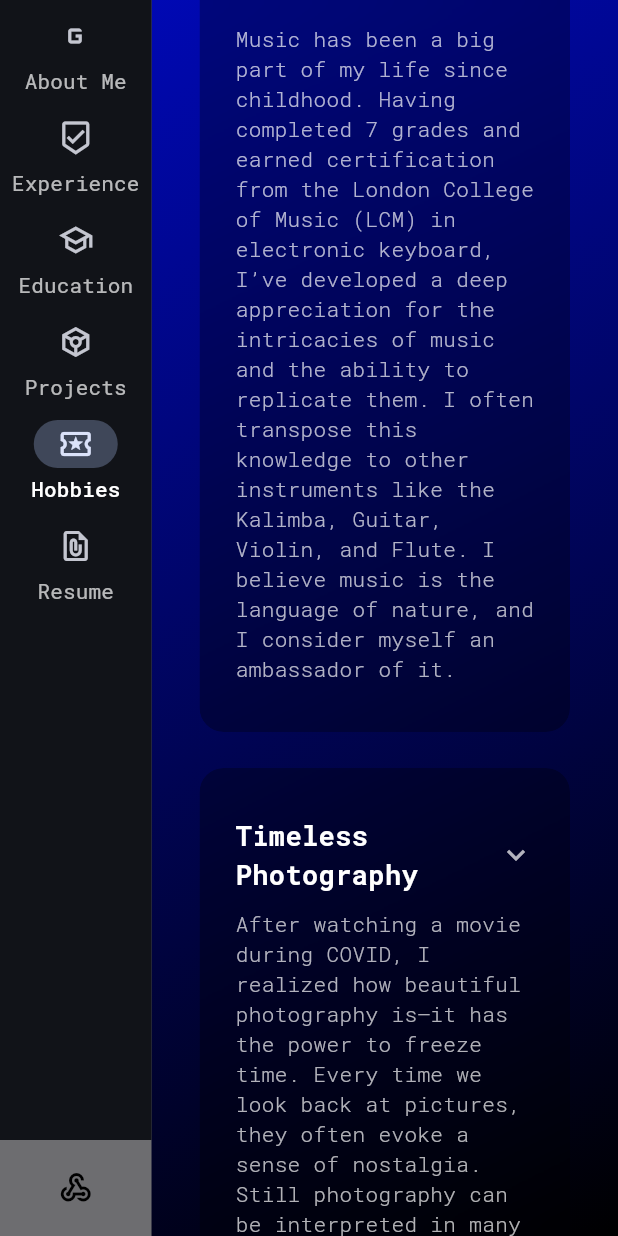
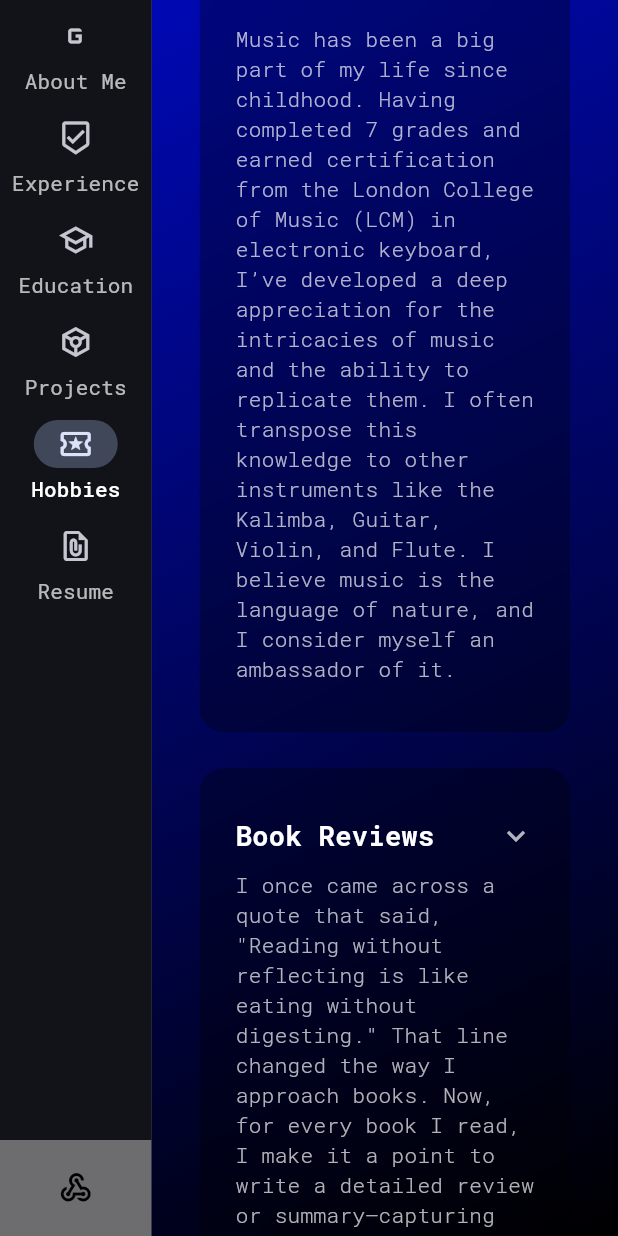
Before and after one commit to hey-Gana/gwg_flutter, a Flutter app: the Hobbies screen opened by its route, scrolled down 576 dp, on a phone screen of 412 x 824 dp. Run offline on Flutter 3.47's test engine with Material 3 defaults, Android fonts, the phone set to English and light mode, and no system bars; our stand-ins replace timelines_plus.

Commit message:
changes to hobbies.dart

```diff
--- a/gwg_website/lib/route/hobbies.dart
+++ b/gwg_website/lib/route/hobbies.dart
@@ -11,38 +11,54 @@ class Hobbies extends StatefulWidget {
   State<Hobbies> createState() => _HobbiesState();
 }
 
+//Music
 class _HobbiesState extends State<Hobbies> {
   final List<Music> musicList = [
     Music(
-      imagePath: 'assets/images/iit.png',
-      youtubeUrl: 'https://www.youtube.com',
+      imagePath: 'images/yt1.jpg',
+      youtubeUrl: 'https://youtu.be/erxkUQD3vhE?si=imq-k-l0Twer2Idu',
     ),
     Music(
-      imagePath: 'assets/images/sastra.png',
-      youtubeUrl: 'https://www.youtube.com',
+      imagePath: 'images/yt2.jpg',
+      youtubeUrl: 'https://youtu.be/0-BIHAoBNa0?si=rS948DXFNGdvE4YW',
     ),
   ];
+  //Photography Section
+  // final List<Photos> photoList = [
+  //   Photos(imagePath: 'images/bridge.JPG', caption: 'Bridge to Somewhere'),
+  //   Photos(imagePath: 'images/camo.JPG', caption: 'Camouflaged Beauty'),
+  //   Photos(
+  //     imagePath: 'images/carpet_of_clouds.JPG',
+  //     caption: 'Carpet of Clouds',
+  //   ),
+  //   Photos(
+  //     imagePath: 'images/cottonCandyClouds.JPG',
+  //     caption: 'Cotton Candy Clouds',
+  //   ),
+  //   Photos(imagePath: 'images/cracked_hope.JPG', caption: 'Cracked Hope'),
+  //   Photos(imagePath: 'images/ducks.JPG', caption: 'Ripple Effect'),
+  //   Photos(imagePath: 'images/for_peace.JPG', caption: 'Peace through Safety!'),
+  //   Photos(
+  //     imagePath: 'images/freedom_slavery.JPG',
+  //     caption: 'Freedom is Slavery.',
+  //   ),
+  //   Photos(imagePath: 'images/lost_pride.JPG', caption: 'Lost Pride'),
+  //   Photos(imagePath: 'images/peace.JPG', caption: 'Moments of Peace'),
+  //   Photos(imagePath: 'images/setSail.JPG', caption: 'Ready to set sail!'),
+  //   Photos(
+  //     imagePath: 'images/stairwaysToHeaven.JPG',
+  //     caption: 'Stairways to Heaven',
+  //   ),
+  // ];
 
-  final List<Photos> photoList = [
-    Photos(imagePath: 'assets/images/iit.png', caption: 'IIT campus view.'),
-    Photos(
-      imagePath: 'assets/images/sastra.png',
-      caption: 'Sastra University.',
-    ),
-  ];
-
+  //Book Reviews
   final List<Book> bookList = [
     Book(
-      title: 'Atomic Habits',
+      title: 'Connect with me on Goodreads!',
       review:
-          'A practical guide to building good habits and breaking bad ones.',
+          'Explore my book reviews, and if something resonates with you, feel free to share your thoughts.',
       goodreadsUrl:
-          'https://www.goodreads.com/book/show/40121378-atomic-habits',
-    ),
-    Book(
-      title: 'The Alchemist',
-      review: 'A magical story about following your dreams.',
-      goodreadsUrl: 'https://www.goodreads.com/book/show/865.The_Alchemist',
+          'https://www.goodreads.com/review/list/52093646-gana?shelf=read&view=covers',
     ),
   ];
 
@@ -112,6 +128,7 @@ class _HobbiesState extends State<Hobbies> {
                           child: Text("Hobbies", style: titleTextStyle),
                         ),
                         const SizedBox(height: 32),
+
                         glassyContainer(
                           child: Column(
                             crossAxisAlignment: CrossAxisAlignment.stretch,
@@ -128,12 +145,13 @@ class _HobbiesState extends State<Hobbies> {
                             ],
                           ),
                         ),
+
                         const SizedBox(height: 24),
 
                         glassyContainer(
                           child: _buildExpandableCard(
                             index: 0,
-                            title: 'My Love for Music',
+                            title: 'My Love for Music:',
                             description:
                                 'Music has been a big part of my life since childhood. Having completed 7 grades and earned certification from the London College of Music (LCM) in electronic keyboard, I’ve developed a deep appreciation for the intricacies of music and the ability to replicate them. I often transpose this knowledge to other instruments like the Kalimba, Guitar, Violin, and Flute. I believe music is the language of nature, and I consider myself an ambassador of it.',
                             expandedContent: _buildCarousel(
@@ -155,49 +173,41 @@ class _HobbiesState extends State<Hobbies> {
                             descriptionTextStyle: bodyTextStyle,
                           ),
                         ),
+
                         const SizedBox(height: 24),
 
-                        glassyContainer(
-                          child: _buildExpandableCard(
-                            index: 1,
-                            title: 'Timeless Photography',
-                            description:
-                                'After watching a movie during COVID, I realized how beautiful photography is—it has the power to freeze time. Every time we look back at pictures, they often evoke a sense of nostalgia. Still photography can be interpreted in many ways, and I want to make my own attempt at capturing and sharing my perspective. Who knew shadows and depth could reveal so much beauty?',
-                            expandedContent: _buildCarousel(
-                              controller: _photoController,
-                              items:
-                                  photoList.map((photo) {
-                                    return Column(
-                                      crossAxisAlignment:
-                                          CrossAxisAlignment.stretch,
-                                      children: [
-                                        _buildImageCard(photo.imagePath),
-                                        const SizedBox(height: 8),
-                                        Padding(
-                                          padding: const EdgeInsets.symmetric(
-                                            horizontal: 10,
-                                          ),
-                                          child: Text(
-                                            photo.caption,
-                                            style: bodyTextStyle.copyWith(
-                                              fontStyle: FontStyle.italic,
-                                              fontSize: 14,
-                                            ),
-                                            textAlign: TextAlign.center,
-                                          ),
-                                        ),
-                                      ],
-                                    );
-                                  }).toList(),
-                              onBack: () => _previousPage(_photoController),
-                              onForward: () => _nextPage(_photoController),
-                            ),
-                            expandedTitleTextStyle: expandedTitleTextStyle,
-                            descriptionTextStyle: bodyTextStyle,
-                          ),
-                        ),
-                        const SizedBox(height: 24),
-
+                        // glassyContainer(
+                        //   child: _buildExpandableCard(
+                        //     index: 1,
+                        //     title: 'Timeless Photography',
+                        //     description: 'After watching a movie during COVID, I realized how beautiful photography is—it has the power to freeze time. Every time we look back at pictures, they often evoke a sense of nostalgia. Still photography can be interpreted in many ways, and I want to make my own attempt at capturing and sharing my perspective. Who knew shadows and depth could reveal so much beauty?',
+                        //     expandedContent: _buildCarousel(
+                        //       controller: _photoController,
+                        //       items:
+                        //           photoList.map((photo) {
+                        //             return Column(
+                        //               children: [
+                        //                 _buildImageCard(photo.imagePath),
+                        //                 const SizedBox(height: 8),
+                        //                 Text(
+                        //                   photo.caption,
+                        //                   style: bodyTextStyle.copyWith(
+                        //                     fontStyle: FontStyle.italic,
+                        //                     fontSize: 14,
+                        //                   ),
+                        //                   textAlign: TextAlign.center,
+                        //                 ),
+                        //               ],
+                        //             );
+                        //           }).toList(),
+                        //       onBack: () => _previousPage(_photoController),
+                        //       onForward: () => _nextPage(_photoController),
+                        //     ),
+                        //     expandedTitleTextStyle: expandedTitleTextStyle,
+                        //     descriptionTextStyle: bodyTextStyle,
+                        //   ),
+                        // ),
+                        // const SizedBox(height: 24),
                         glassyContainer(
                           child: _buildExpandableCard(
                             index: 2,
@@ -205,7 +215,6 @@ class _HobbiesState extends State<Hobbies> {
                             description:
                                 'I once came across a quote that said, "Reading without reflecting is like eating without digesting." That line changed the way I approach books. Now, for every book I read, I make it a point to write a detailed review or summary—capturing what I liked, what I understood, and sharing my personal reflections. I believe that while words may never fully capture the depth of emotions and feelings, that shouldn’t stop us from trying. This habit has inspired me to write poems and verses in both Tamil and English, and has even sparked meaningful conversations with strangers.',
                             expandedContent: Column(
-                              crossAxisAlignment: CrossAxisAlignment.start,
                               children:
                                   bookList.map((book) {
                                     return ListTile(
@@ -328,8 +337,8 @@ class _HobbiesState extends State<Hobbies> {
     required VoidCallback onBack,
     required VoidCallback onForward,
   }) {
-    return SizedBox(
-      height: 250,
+    return AspectRatio(
+      aspectRatio: 16 / 9,
       child: Stack(
         children: [
           PageView.builder(
@@ -370,11 +379,12 @@ class _HobbiesState extends State<Hobbies> {
   Widget _buildImageCard(String path) {
     return Container(
       margin: const EdgeInsets.symmetric(horizontal: 10),
-      width: 300,
-      height: 180,
       decoration: BoxDecoration(
         borderRadius: BorderRadius.circular(15),
-        image: DecorationImage(image: AssetImage(path), fit: BoxFit.cover),
+        image: DecorationImage(
+          image: AssetImage(path),
+          fit: BoxFit.contain, // Ensures image is fully visible
+        ),
         boxShadow: const [
           BoxShadow(color: Colors.black54, blurRadius: 5, offset: Offset(0, 3)),
         ],
--- a/gwg_website/lib/route/home.dart
+++ b/gwg_website/lib/route/home.dart
@@ -81,7 +81,7 @@ class HomePage extends StatelessWidget {
                                                 ),
                                                 const SizedBox(height: 10),
                                                 Text(
-                                                  "Driven by curiosity and adaptability, I specialize in bridging the gap between innovation and business needs. My mission is simple yet impactful: bringing awe in Automation & Quality in everything I do.",
+                                                  "Driven by curiosity and adaptability, I specialize in bridging the gap between innovation and business needs. My mission is simple yet impactful: bringing the 'awe' in Automation & Quality in everything I do.",
                                                   style: textStyle,
                                                 ),
                                                 const SizedBox(height: 10),
```
Also changed, not shown: gwg_website/images/bridge.JPG (added), gwg_website/images/camo.JPG (added), gwg_website/images/carpet_of_clouds.JPG (added), gwg_website/images/cracked_hope.JPG (added), gwg_website/images/yt1.jpg (added), 9 other files.
